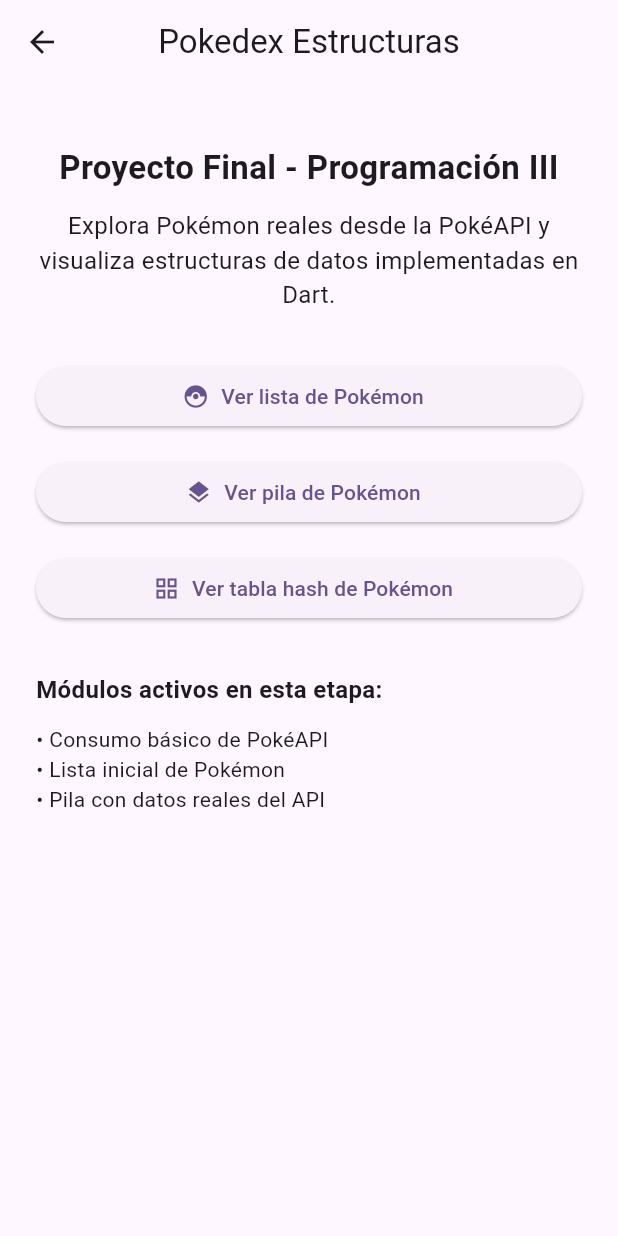
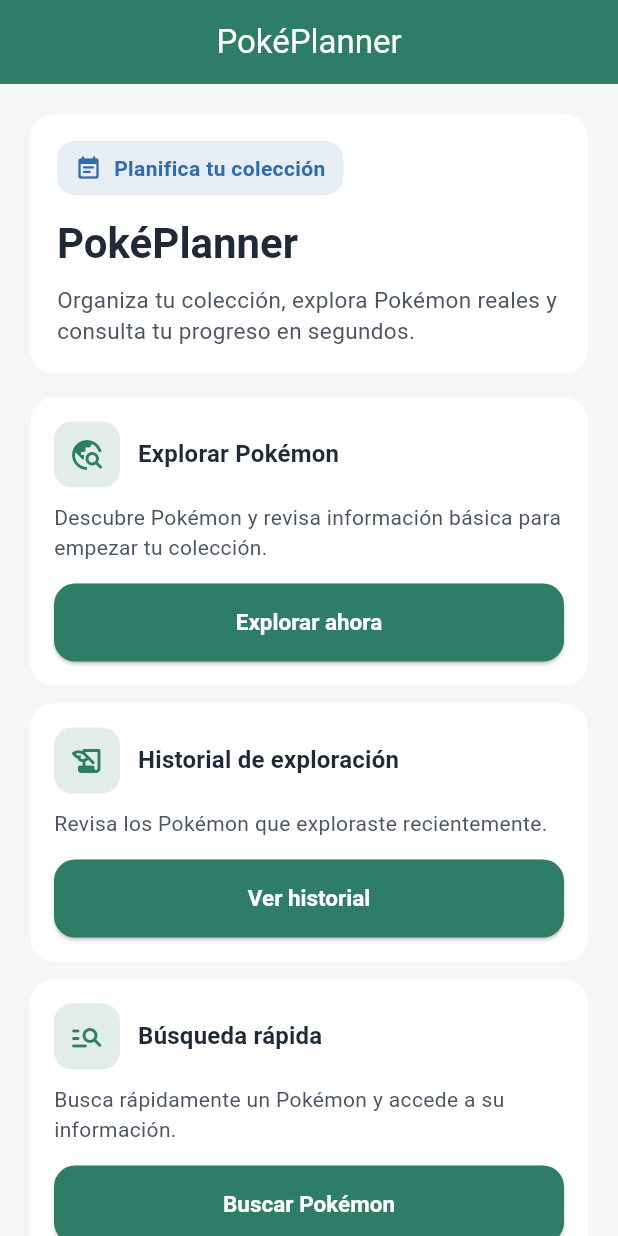
Before and after one commit to DanielLeivaUMG/proyecto-final-progra3, a Flutter app: the PantallaInicio screen opened directly, on a phone screen of 412 x 824 dp. Run offline on Flutter 3.47's test engine with Material 3 defaults, Android fonts, the phone set to English and light mode, and no system bars; network calls fail.

Commit message:
[INT4][E1] mejorar pantalla de inicio e identidad visual

```diff
--- a/lib/aplicacion/aplicacion_principal.dart
+++ b/lib/aplicacion/aplicacion_principal.dart
@@ -1,5 +1,6 @@
 import 'package:flutter/material.dart';
-import 'package:proyecto_final_progra3/presentacion/pantallas/pantalla_pila_pokemon.dart';
+import 'package:proyecto_final_progra3/nucleo/tema/tema_app.dart';
+import 'package:proyecto_final_progra3/presentacion/pantallas/pantalla_inicio.dart';
 
 class AplicacionPrincipal extends StatelessWidget {
   const AplicacionPrincipal({super.key});
@@ -7,15 +8,10 @@
   @override
   Widget build(BuildContext context) {
     return MaterialApp(
-      title: 'Pokedex Estructuras',
+      title: 'PokéPlanner',
       debugShowCheckedModeBanner: false,
-      theme: ThemeData(
-        useMaterial3: true,
-        colorScheme: ColorScheme.fromSeed(
-          seedColor: const Color(0xFF7C3AED),
-        ),
-      ),
-      home: const PantallaPilaPokemon(),
+      theme: TemaApp.temaClaro,
+      home: const PantallaInicio(),
     );
   }
 }
--- /dev/null
+++ b/lib/nucleo/tema/colores_app.dart
@@ -0,0 +1,13 @@
+import 'package:flutter/material.dart';
+
+class ColoresApp {
+  ColoresApp._();
+
+  static const Color primario = Color(0xFF2E7D67);
+  static const Color secundario = Color(0xFF2F6DAA);
+  static const Color acento = Color(0xFFF4B400);
+  static const Color fondo = Color(0xFFF4F7F5);
+  static const Color tarjeta = Color(0xFFFFFFFF);
+  static const Color textoPrincipal = Color(0xFF1F2937);
+  static const Color textoSecundario = Color(0xFF4B5563);
+}
--- /dev/null
+++ b/lib/nucleo/tema/tema_app.dart
@@ -0,0 +1,81 @@
+import 'package:flutter/material.dart';
+import 'package:proyecto_final_progra3/nucleo/tema/colores_app.dart';
+
+class TemaApp {
+  TemaApp._();
+
+  static final ThemeData temaClaro = ThemeData(
+    useMaterial3: true,
+    scaffoldBackgroundColor: ColoresApp.fondo,
+    colorScheme: ColorScheme(
+      brightness: Brightness.light,
+      primary: ColoresApp.primario,
+      onPrimary: Colors.white,
+      secondary: ColoresApp.secundario,
+      onSecondary: Colors.white,
+      error: Colors.red.shade700,
+      onError: Colors.white,
+      surface: ColoresApp.tarjeta,
+      onSurface: ColoresApp.textoPrincipal,
+    ),
+    appBarTheme: const AppBarTheme(
+      backgroundColor: ColoresApp.primario,
+      foregroundColor: Colors.white,
+      centerTitle: true,
+      elevation: 0,
+    ),
+    cardTheme: CardThemeData(
+      color: ColoresApp.tarjeta,
+      elevation: 0,
+      shape: RoundedRectangleBorder(
+        borderRadius: BorderRadius.circular(16),
+      ),
+      margin: EdgeInsets.zero,
+    ),
+    elevatedButtonTheme: ElevatedButtonThemeData(
+      style: ElevatedButton.styleFrom(
+        backgroundColor: ColoresApp.primario,
+        foregroundColor: Colors.white,
+        minimumSize: const Size.fromHeight(52),
+        shape: RoundedRectangleBorder(
+          borderRadius: BorderRadius.circular(14),
+        ),
+        textStyle: const TextStyle(
+          fontSize: 15,
+          fontWeight: FontWeight.w600,
+        ),
+      ),
+    ),
+    inputDecorationTheme: InputDecorationTheme(
+      filled: true,
+      fillColor: ColoresApp.tarjeta,
+      border: OutlineInputBorder(
+        borderRadius: BorderRadius.circular(14),
+        borderSide: BorderSide(color: ColoresApp.secundario.withValues(alpha: 0.25)),
+      ),
+      enabledBorder: OutlineInputBorder(
+        borderRadius: BorderRadius.circular(14),
+        borderSide: BorderSide(color: ColoresApp.secundario.withValues(alpha: 0.25)),
+      ),
+      focusedBorder: const OutlineInputBorder(
+        borderRadius: BorderRadius.all(Radius.circular(14)),
+        borderSide: BorderSide(color: ColoresApp.primario, width: 1.5),
+      ),
+      labelStyle: const TextStyle(color: ColoresApp.textoSecundario),
+      hintStyle: TextStyle(color: ColoresApp.textoSecundario.withValues(alpha: 0.85)),
+    ),
+    textTheme: const TextTheme(
+      headlineSmall: TextStyle(
+        color: ColoresApp.textoPrincipal,
+        fontWeight: FontWeight.w700,
+      ),
+      titleMedium: TextStyle(
+        color: ColoresApp.textoPrincipal,
+        fontWeight: FontWeight.w600,
+      ),
+      bodyMedium: TextStyle(
+        color: ColoresApp.textoSecundario,
+      ),
+    ),
+  );
+}
--- a/lib/presentacion/pantallas/pantalla_inicio.dart
+++ b/lib/presentacion/pantallas/pantalla_inicio.dart
@@ -1,4 +1,5 @@
 import 'package:flutter/material.dart';
+import 'package:proyecto_final_progra3/nucleo/tema/colores_app.dart';
 import 'package:proyecto_final_progra3/presentacion/pantallas/pantalla_lista_pokemon.dart';
 import 'package:proyecto_final_progra3/presentacion/pantallas/pantalla_pila_pokemon.dart';
 import 'package:proyecto_final_progra3/presentacion/pantallas/pantalla_tabla_hash_pokemon.dart';
@@ -10,31 +11,67 @@
   Widget build(BuildContext context) {
     return Scaffold(
       appBar: AppBar(
-        title: const Text('Pokedex Estructuras'),
+        title: const Text('PokéPlanner'),
         centerTitle: true,
       ),
-      body: Padding(
-        padding: const EdgeInsets.all(24),
+      body: SingleChildScrollView(
+        padding: const EdgeInsets.all(20),
         child: Column(
           crossAxisAlignment: CrossAxisAlignment.stretch,
           children: [
-            const SizedBox(height: 16),
-            const Text(
-              'Proyecto Final - Programación III',
-              textAlign: TextAlign.center,
-              style: TextStyle(
-                fontSize: 22,
-                fontWeight: FontWeight.bold,
+            Card(
+              child: Padding(
+                padding: const EdgeInsets.all(18),
+                child: Column(
+                  crossAxisAlignment: CrossAxisAlignment.start,
+                  children: [
+                    Container(
+                      padding: const EdgeInsets.symmetric(horizontal: 12, vertical: 8),
+                      decoration: BoxDecoration(
+                        color: ColoresApp.secundario.withValues(alpha: 0.12),
+                        borderRadius: BorderRadius.circular(12),
+                      ),
+                      child: const Row(
+                        mainAxisSize: MainAxisSize.min,
+                        children: [
+                          Icon(
+                            Icons.event_note_rounded,
+                            size: 18,
+                            color: ColoresApp.secundario,
+                          ),
+                          SizedBox(width: 8),
+                          Text(
+                            'Planifica tu colección',
+                            style: TextStyle(
+                              color: ColoresApp.secundario,
+                              fontWeight: FontWeight.w600,
+                            ),
+                          ),
+                        ],
+                      ),
+                    ),
+                    const SizedBox(height: 14),
+                    Text(
+                      'PokéPlanner',
+                      style: Theme.of(
+                        context,
+                      ).textTheme.headlineSmall?.copyWith(fontSize: 28),
+                    ),
+                    const SizedBox(height: 8),
+                    const Text(
+                      'Organiza tu colección, explora Pokémon reales y consulta tu progreso en segundos.',
+                      style: TextStyle(fontSize: 15),
+                    ),
+                  ],
+                ),
               ),
             ),
-            const SizedBox(height: 12),
-            const Text(
-              'Explora Pokémon reales desde la PokéAPI y visualiza estructuras de datos implementadas en Dart.',
-              textAlign: TextAlign.center,
-              style: TextStyle(fontSize: 16),
-            ),
-            const SizedBox(height: 32),
-            ElevatedButton.icon(
+            const SizedBox(height: 16),
+            _TarjetaAcceso(
+              icono: Icons.travel_explore_rounded,
+              titulo: 'Explorar Pokémon',
+              descripcion: 'Descubre Pokémon y revisa información básica para empezar tu colección.',
+              textoBoton: 'Explorar ahora',
               onPressed: () {
                 Navigator.push(
                   context,
@@ -43,11 +80,13 @@
                   ),
                 );
               },
-              icon: const Icon(Icons.catching_pokemon),
-              label: const Text('Ver lista de Pokémon'),
             ),
-            const SizedBox(height: 16),
-            ElevatedButton.icon(
+            const SizedBox(height: 12),
+            _TarjetaAcceso(
+              icono: Icons.history_edu_rounded,
+              titulo: 'Historial de exploración',
+              descripcion: 'Revisa los Pokémon que exploraste recientemente.',
+              textoBoton: 'Ver historial',
               onPressed: () {
                 Navigator.push(
                   context,
@@ -56,11 +95,13 @@
                   ),
                 );
               },
-              icon: const Icon(Icons.layers),
-              label: const Text('Ver pila de Pokémon'),
             ),
-            const SizedBox(height: 16),
-            ElevatedButton.icon(
+            const SizedBox(height: 12),
+            _TarjetaAcceso(
+              icono: Icons.manage_search_rounded,
+              titulo: 'Búsqueda rápida',
+              descripcion: 'Busca rápidamente un Pokémon y accede a su información.',
+              textoBoton: 'Buscar Pokémon',
               onPressed: () {
                 Navigator.push(
                   context,
@@ -69,24 +110,100 @@
                   ),
                 );
               },
-              icon: const Icon(Icons.grid_view),
-              label: const Text('Ver tabla hash de Pokémon'),
             ),
-            const SizedBox(height: 32),
-            const Text(
-              'Módulos activos en esta etapa:',
-              style: TextStyle(
-                fontSize: 16,
-                fontWeight: FontWeight.bold,
+            const SizedBox(height: 16),
+            Card(
+              child: ListTile(
+                contentPadding: const EdgeInsets.symmetric(horizontal: 16, vertical: 8),
+                leading: Container(
+                  padding: const EdgeInsets.all(8),
+                  decoration: BoxDecoration(
+                    color: ColoresApp.acento.withValues(alpha: 0.2),
+                    borderRadius: BorderRadius.circular(10),
+                  ),
+                  child: const Icon(
+                    Icons.auto_awesome_rounded,
+                    color: Color(0xFF8A5D00),
+                  ),
+                ),
+                title: const Text(
+                  'Próximamente',
+                  style: TextStyle(fontWeight: FontWeight.w700),
+                ),
+                subtitle: const Text(
+                  'Favoritos, árbol evolutivo y análisis de equipo.',
+                ),
               ),
             ),
-            const SizedBox(height: 12),
-            const Text('• Consumo básico de PokéAPI'),
-            const Text('• Lista inicial de Pokémon'),
-            const Text('• Pila con datos reales del API'),
+            const SizedBox(height: 8),
           ],
         ),
       ),
     );
   }
 }
+
+class _TarjetaAcceso extends StatelessWidget {
+  const _TarjetaAcceso({
+    required this.icono,
+    required this.titulo,
+    required this.descripcion,
+    required this.textoBoton,
+    required this.onPressed,
+  });
+
+  final IconData icono;
+  final String titulo;
+  final String descripcion;
+  final String textoBoton;
+  final VoidCallback onPressed;
+
+  @override
+  Widget build(BuildContext context) {
+    return Card(
+      child: Padding(
+        padding: const EdgeInsets.all(16),
+        child: Column(
+          crossAxisAlignment: CrossAxisAlignment.start,
+          children: [
+            Row(
+              children: [
+                Container(
+                  padding: const EdgeInsets.all(10),
+                  decoration: BoxDecoration(
+                    color: ColoresApp.primario.withValues(alpha: 0.14),
+                    borderRadius: BorderRadius.circular(12),
+                  ),
+                  child: Icon(
+                    icono,
+                    color: ColoresApp.primario,
+                  ),
+                ),
+                const SizedBox(width: 12),
+                Expanded(
+                  child: Text(
+                    titulo,
+                    style: Theme.of(context).textTheme.titleMedium,
+                  ),
+                ),
+              ],
+            ),
+            const SizedBox(height: 10),
+            Text(
+              descripcion,
+              style: Theme.of(context).textTheme.bodyMedium,
+            ),
+            const SizedBox(height: 14),
+            SizedBox(
+              width: double.infinity,
+              child: ElevatedButton(
+                onPressed: onPressed,
+                child: Text(textoBoton),
+              ),
+            ),
+          ],
+        ),
+      ),
+    );
+  }
+}
```
